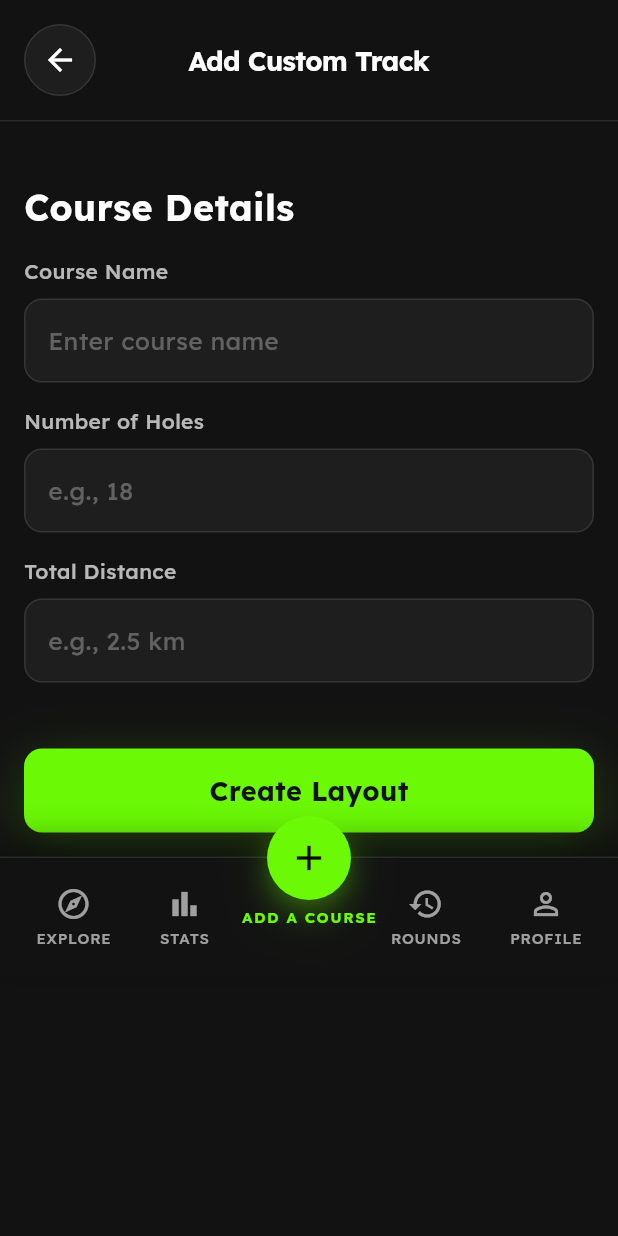
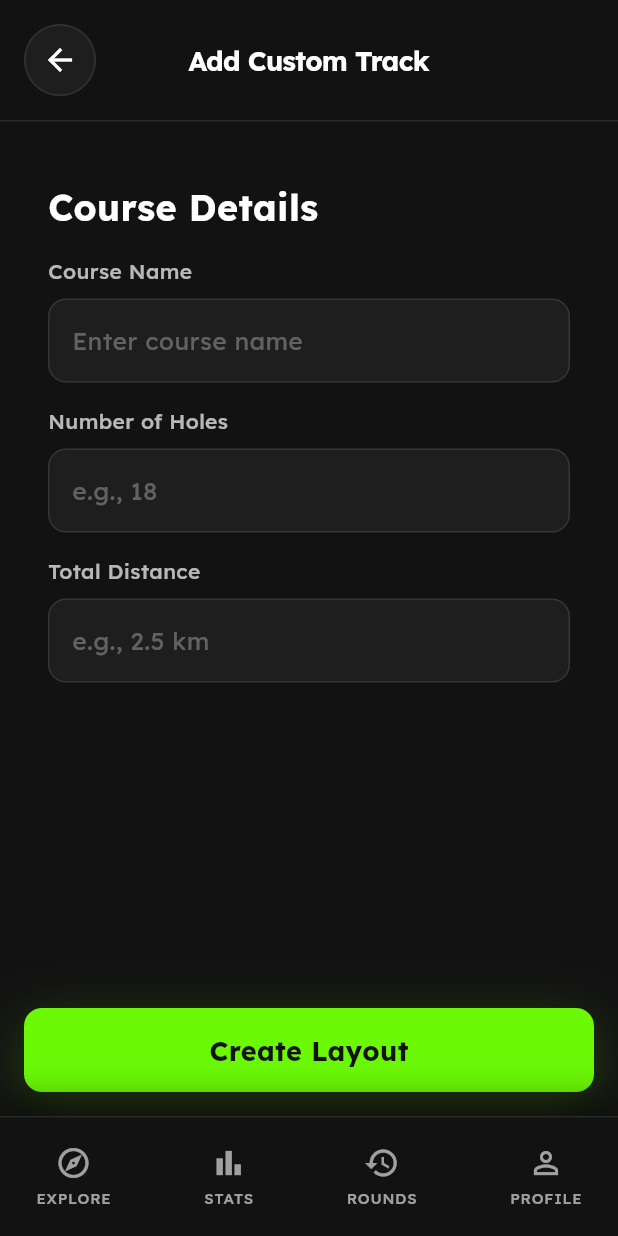
Before and after one commit to RobinVaga/discpro, a Flutter app: the AddCoursePage screen opened by its route, on a phone screen of 412 x 824 dp. Run offline on Flutter 3.47's test engine with Material 3 defaults, Android fonts, the phone set to English and light mode, and no system bars; our stand-ins replace font_awesome_flutter, google_fonts, sqflite, sqflite_common_ffi; accounts and stored records are empty.

Commit message:
Refactor AddCoursePage layout to improve structure and readability

```diff
--- a/lib/screens/add_course.dart
+++ b/lib/screens/add_course.dart
@@ -94,38 +94,27 @@ class _AddCoursePageState extends State<AddCoursePage> {
     child: Scaffold(
       backgroundColor: backgroundDark,
       body: SafeArea(
-          child: Stack(
-            children: [
-              // Main content
-              SingleChildScrollView(
-                child: Padding(
-                  padding: const EdgeInsets.only(bottom: 180),
         child: Column(
           children: [
+            // Top bar
             _buildTopBar(),
-                      const SizedBox(height: 24),
-                      _buildFormContent(),
-                    ],
+
+            // Scrollable content
+            Expanded(
+              child: SingleChildScrollView(
+                child: Padding(
+                  padding: const EdgeInsets.fromLTRB(16, 24, 16, 16),
+                  child: _buildFormContent(),
                 ),
               ),
             ),
 
-              // Bottom section with button and nav
-              Positioned(
-                left: 0,
-                right: 0,
-                bottom: 0,
-                child: Column(
-                  mainAxisSize: MainAxisSize.min,
-                  children: [
+            // Fixed bottom section
             _buildCreateButton(),
             const SizedBox(height: 16),
             const BottomNavBar(
               activeItem: 'ADD',
-                      showAddButton: true,
-                    ),
-                  ],
-                ),
+              showAddButton: false,
             ),
           ],
         ),
```
Lines whose indentation alone changed are shown as unchanged.
